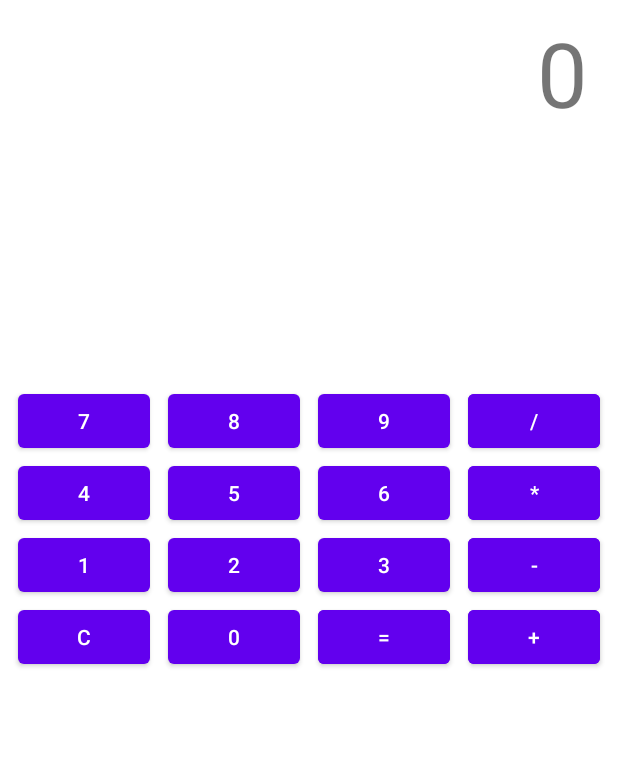
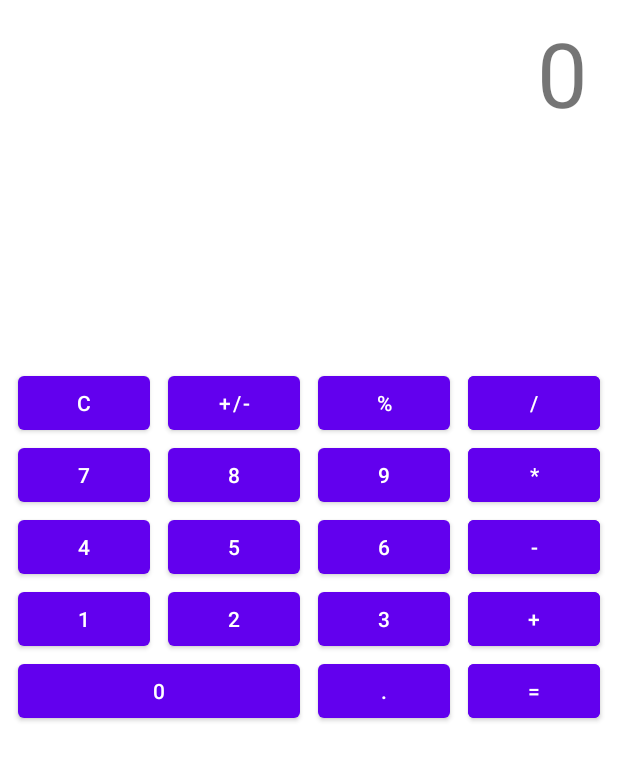
Before and after one commit to Bern99Gr/Calculadora, an Android app: the layout activity_main.xml on its own in the app's theme, with its tools: preview values and no code run, on a phone screen of 412 x 824 dp. Shown: the top 761 px of the screen. Run offline under Robolectric (Android 15) with nearby library versions, the phone set to English and light mode, and no system bars.

Commit message:
Pequeña actualización con mejoras

```diff
--- a/app/src/main/res/layout/activity_main.xml
+++ b/app/src/main/res/layout/activity_main.xml
@@ -4,7 +4,9 @@
     xmlns:tools="http://schemas.android.com/tools"
     android:layout_width="match_parent"
     android:layout_height="match_parent"
-    tools:context=".MainActivity">
+    android:onClick="especialPresionado"
+    tools:context=".MainActivity"
+    tools:ignore="DuplicateSpeakableTextCheck,UsingOnClickInXml">
 
     <TextView
         android:id="@+id/display"
@@ -21,18 +23,6 @@
         app:layout_constraintTop_toTopOf="parent" />
 
     <Button
-        android:id="@+id/boton3"
-        android:layout_width="wrap_content"
-        android:layout_height="wrap_content"
-        android:onClick="digitoPresionado"
-        android:text="@string/boton3"
-        app:layout_constraintEnd_toStartOf="@+id/menos"
-        app:layout_constraintHorizontal_bias="0.5"
-        app:layout_constraintStart_toEndOf="@+id/boton2"
-        app:layout_constraintTop_toTopOf="@+id/boton2"
-        tools:ignore="UsingOnClickInXml" />
-
-    <Button
         android:id="@+id/boton8"
         android:layout_width="wrap_content"
         android:layout_height="wrap_content"
@@ -42,6 +32,18 @@
         app:layout_constraintHorizontal_bias="0.5"
         app:layout_constraintStart_toEndOf="@+id/boton7"
         app:layout_constraintTop_toTopOf="@+id/boton7"
+        tools:ignore="UsingOnClickInXml" />
+
+    <Button
+        android:id="@+id/boton6"
+        android:layout_width="wrap_content"
+        android:layout_height="wrap_content"
+        android:onClick="digitoPresionado"
+        android:text="@string/boton6"
+        app:layout_constraintEnd_toStartOf="@+id/menos"
+        app:layout_constraintHorizontal_bias="0.5"
+        app:layout_constraintStart_toEndOf="@+id/boton5"
+        app:layout_constraintTop_toTopOf="@+id/boton5"
         tools:ignore="UsingOnClickInXml" />
 
     <Button
@@ -57,15 +59,40 @@
         tools:ignore="UsingOnClickInXml" />
 
     <Button
-        android:id="@+id/boton6"
+        android:id="@+id/boton4"
         android:layout_width="wrap_content"
         android:layout_height="wrap_content"
         android:onClick="digitoPresionado"
-        android:text="@string/boton6"
-        app:layout_constraintEnd_toStartOf="@+id/por"
+        android:text="@string/boton4"
+        app:layout_constraintEnd_toStartOf="@+id/boton5"
         app:layout_constraintHorizontal_bias="0.5"
-        app:layout_constraintStart_toEndOf="@+id/boton5"
-        app:layout_constraintTop_toTopOf="@+id/boton5"
+        app:layout_constraintStart_toStartOf="parent"
+        app:layout_constraintTop_toBottomOf="@+id/boton7"
+        tools:ignore="UsingOnClickInXml" />
+
+    <Button
+        android:id="@+id/boton3"
+        android:layout_width="wrap_content"
+        android:layout_height="wrap_content"
+        android:onClick="digitoPresionado"
+        android:text="@string/boton3"
+        app:layout_constraintEnd_toStartOf="@+id/mas"
+        app:layout_constraintHorizontal_bias="0.5"
+        app:layout_constraintStart_toEndOf="@+id/boton2"
+        app:layout_constraintTop_toTopOf="@+id/boton2"
+        tools:ignore="UsingOnClickInXml" />
+
+    <Button
+        android:id="@+id/mas"
+        android:layout_width="wrap_content"
+        android:layout_height="wrap_content"
+        android:backgroundTint="@color/purple_500"
+        android:onClick="operacionPresionada"
+        android:text="@string/mas"
+        app:layout_constraintEnd_toEndOf="parent"
+        app:layout_constraintHorizontal_bias="0.5"
+        app:layout_constraintStart_toEndOf="@+id/boton3"
+        app:layout_constraintTop_toTopOf="@+id/boton3"
         tools:ignore="UsingOnClickInXml" />
 
     <Button
@@ -81,29 +108,6 @@
         tools:ignore="UsingOnClickInXml" />
 
     <Button
-        android:id="@+id/boton4"
-        android:layout_width="wrap_content"
-        android:layout_height="wrap_content"
-        android:onClick="digitoPresionado"
-        android:text="@string/boton4"
-        app:layout_constraintEnd_toStartOf="@+id/boton5"
-        app:layout_constraintHorizontal_bias="0.5"
-        app:layout_constraintStart_toStartOf="parent"
-        app:layout_constraintTop_toBottomOf="@+id/boton7"
-        tools:ignore="UsingOnClickInXml" />
-
-    <Button
-        android:id="@+id/boton0"
-        android:layout_width="wrap_content"
-        android:layout_height="wrap_content"
-        android:onClick="digitoPresionado"
-        android:text="@string/boton0"
-        app:layout_constraintEnd_toStartOf="@+id/igual"
-        app:layout_constraintStart_toStartOf="@+id/boton2"
-        app:layout_constraintTop_toBottomOf="@+id/boton1"
-        tools:ignore="DuplicateSpeakableTextCheck,UsingOnClickInXml" />
-
-    <Button
         android:id="@+id/boton1"
         android:layout_width="wrap_content"
         android:layout_height="wrap_content"
@@ -116,16 +120,54 @@
         tools:ignore="UsingOnClickInXml" />
 
     <Button
+        android:id="@+id/igual"
+        android:layout_width="wrap_content"
+        android:layout_height="wrap_content"
+        android:backgroundTint="@color/purple_500"
+        android:onClick="operacionPresionada"
+        android:text="@string/igual"
+        app:layout_constraintEnd_toEndOf="parent"
+        app:layout_constraintHorizontal_bias="0.5"
+        app:layout_constraintStart_toEndOf="@+id/punto"
+        app:layout_constraintTop_toTopOf="@+id/punto"
+        tools:ignore="UsingOnClickInXml" />
+
+    <Button
+        android:id="@+id/boton0"
+        android:layout_width="188dp"
+        android:layout_height="48dp"
+        android:onClick="digitoPresionado"
+        android:text="@string/boton0"
+        app:layout_constraintEnd_toStartOf="@+id/punto"
+        app:layout_constraintHorizontal_bias="0.5"
+        app:layout_constraintStart_toStartOf="parent"
+        app:layout_constraintTop_toBottomOf="@+id/boton1"
+        tools:ignore="DuplicateSpeakableTextCheck,UsingOnClickInXml" />
+
+    <Button
+        android:id="@+id/menos"
+        android:layout_width="wrap_content"
+        android:layout_height="wrap_content"
+        android:backgroundTint="@color/purple_500"
+        android:onClick="operacionPresionada"
+        android:text="@string/menos"
+        android:textColor="@color/white"
+        app:layout_constraintEnd_toEndOf="parent"
+        app:layout_constraintHorizontal_bias="0.5"
+        app:layout_constraintStart_toEndOf="@+id/boton6"
+        app:layout_constraintTop_toTopOf="@+id/boton6"
+        tools:ignore="UsingOnClickInXml" />
+
+    <Button
         android:id="@+id/boton7"
         android:layout_width="wrap_content"
         android:layout_height="wrap_content"
-        android:layout_marginTop="168dp"
+        android:onClick="digitoPresionado"
         android:text="@string/boton7"
         app:layout_constraintEnd_toStartOf="@+id/boton8"
         app:layout_constraintHorizontal_bias="0.5"
         app:layout_constraintStart_toStartOf="parent"
-        app:layout_constraintTop_toBottomOf="@+id/display"
-        android:onClick="digitoPresionado"
+        app:layout_constraintTop_toBottomOf="@+id/limpia"
         tools:ignore="UsingOnClickInXml" />
 
     <Button
@@ -134,7 +176,7 @@
         android:layout_height="wrap_content"
         android:onClick="digitoPresionado"
         android:text="@string/boton9"
-        app:layout_constraintEnd_toStartOf="@+id/entre"
+        app:layout_constraintEnd_toStartOf="@+id/por"
         app:layout_constraintHorizontal_bias="0.5"
         app:layout_constraintStart_toEndOf="@+id/boton8"
         app:layout_constraintTop_toTopOf="@+id/boton8"
@@ -150,8 +192,8 @@
         android:textColor="#FFFFFF"
         app:layout_constraintEnd_toEndOf="parent"
         app:layout_constraintHorizontal_bias="0.5"
-        app:layout_constraintStart_toEndOf="@+id/boton9"
-        app:layout_constraintTop_toTopOf="@+id/boton9"
+        app:layout_constraintStart_toEndOf="@+id/fraccion"
+        app:layout_constraintTop_toTopOf="@+id/fraccion"
         tools:ignore="UsingOnClickInXml" />
 
     <Button
@@ -164,58 +206,50 @@
         android:textColor="@color/white"
         app:layout_constraintEnd_toEndOf="parent"
         app:layout_constraintHorizontal_bias="0.5"
-        app:layout_constraintStart_toEndOf="@+id/boton6"
-        app:layout_constraintTop_toTopOf="@+id/boton6"
-        tools:ignore="UsingOnClickInXml" />
-
-    <Button
-        android:id="@+id/menos"
-        android:layout_width="wrap_content"
-        android:layout_height="wrap_content"
-        android:backgroundTint="@color/purple_500"
-        android:onClick="operacionPresionada"
-        android:text="@string/menos"
-        android:textColor="@color/white"
-        app:layout_constraintEnd_toEndOf="parent"
-        app:layout_constraintHorizontal_bias="0.5"
-        app:layout_constraintStart_toEndOf="@+id/boton3"
-        app:layout_constraintTop_toTopOf="@+id/boton3"
-        tools:ignore="UsingOnClickInXml" />
-
-    <Button
-        android:id="@+id/mas"
-        android:layout_width="wrap_content"
-        android:layout_height="wrap_content"
-        android:backgroundTint="@color/purple_500"
-        android:onClick="operacionPresionada"
-        android:text="@string/mas"
-        app:layout_constraintEnd_toEndOf="parent"
-        app:layout_constraintHorizontal_bias="0.5"
-        app:layout_constraintStart_toEndOf="@+id/igual"
-        app:layout_constraintTop_toTopOf="@+id/igual"
-        tools:ignore="UsingOnClickInXml" />
-
-    <Button
-        android:id="@+id/igual"
-        android:layout_width="wrap_content"
-        android:layout_height="wrap_content"
-        android:layout_marginStart="12dp"
-        android:backgroundTint="@color/purple_500"
-        android:onClick="operacionPresionada"
-        android:text="@string/igual"
-        app:layout_constraintStart_toEndOf="@+id/boton0"
-        app:layout_constraintTop_toTopOf="@+id/boton0"
+        app:layout_constraintStart_toEndOf="@+id/boton9"
+        app:layout_constraintTop_toTopOf="@+id/boton9"
         tools:ignore="UsingOnClickInXml" />
 
     <Button
         android:id="@+id/limpia"
         android:layout_width="wrap_content"
         android:layout_height="wrap_content"
-        android:onClick="operacionPresionada"
+        android:layout_marginTop="156dp"
         android:text="@string/limpia"
-        app:layout_constraintEnd_toStartOf="@+id/boton0"
+        app:layout_constraintEnd_toStartOf="@+id/cambioSigno"
+        app:layout_constraintHorizontal_bias="0.5"
         app:layout_constraintStart_toStartOf="parent"
-        app:layout_constraintTop_toBottomOf="@+id/boton1"
+        app:layout_constraintTop_toBottomOf="@+id/display"
         tools:ignore="UsingOnClickInXml" />
 
+    <Button
+        android:id="@+id/punto"
+        android:layout_width="wrap_content"
+        android:layout_height="wrap_content"
+        android:text="@string/punto"
+        app:layout_constraintEnd_toStartOf="@+id/igual"
+        app:layout_constraintHorizontal_bias="0.5"
+        app:layout_constraintStart_toEndOf="@+id/boton0"
+        app:layout_constraintTop_toTopOf="@+id/boton0" />
+
+    <Button
+        android:id="@+id/cambioSigno"
+        android:layout_width="wrap_content"
+        android:layout_height="wrap_content"
+        android:text="@string/cambioSigno"
+        app:layout_constraintEnd_toStartOf="@+id/fraccion"
+        app:layout_constraintHorizontal_bias="0.5"
+        app:layout_constraintStart_toEndOf="@+id/limpia"
+        app:layout_constraintTop_toTopOf="@+id/limpia" />
+
+    <Button
+        android:id="@+id/fraccion"
+        android:layout_width="wrap_content"
+        android:layout_height="wrap_content"
+        android:text="@string/fraccion"
+        app:layout_constraintEnd_toStartOf="@+id/entre"
+        app:layout_constraintHorizontal_bias="0.5"
+        app:layout_constraintStart_toEndOf="@+id/cambioSigno"
+        app:layout_constraintTop_toTopOf="@+id/cambioSigno" />
+
 </androidx.constraintlayout.widget.ConstraintLayout>
--- a/app/src/main/res/values/strings.xml
+++ b/app/src/main/res/values/strings.xml
@@ -21,7 +21,9 @@
     <string name="entre">/</string>
     <string name="igual">=</string>
     <string name="limpia">C</string>
-
+    <string name="punto">.</string>
+    <string name="cambioSigno">+/-</string>
+    <string name="fraccion">%</string>
 
 
 </resources>
```
Also changed, not shown: app/src/main/java/com/example/calculadora/MainActivity.kt (+10 -56 lines), app/src/main/java/com/example/calculadora/ModeloCalculadora.kt (+85 -5 lines).
